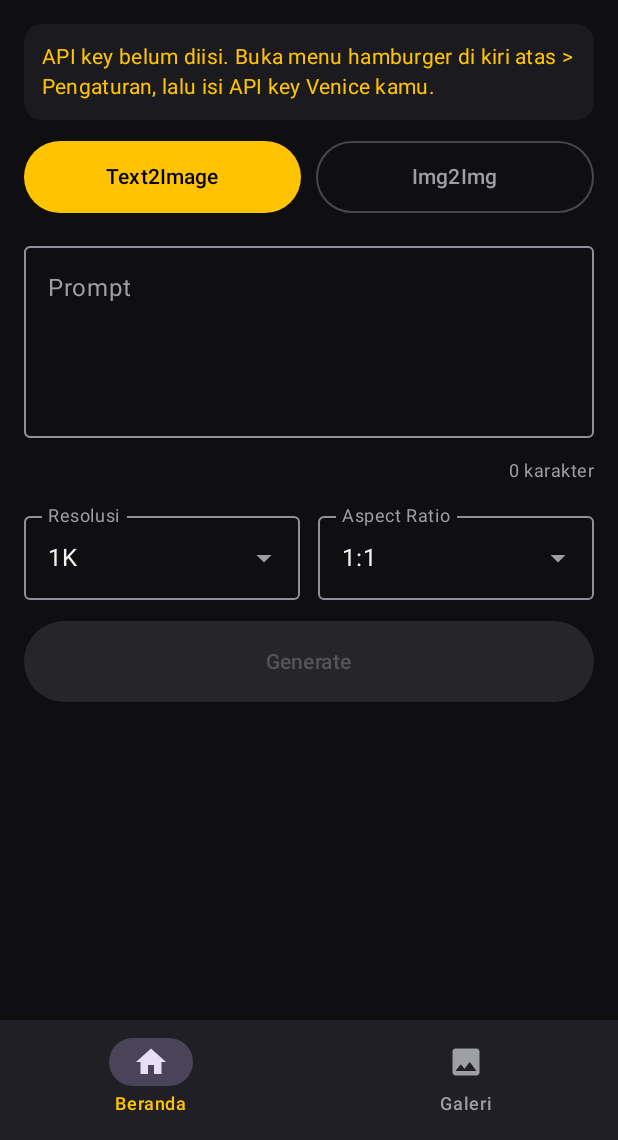
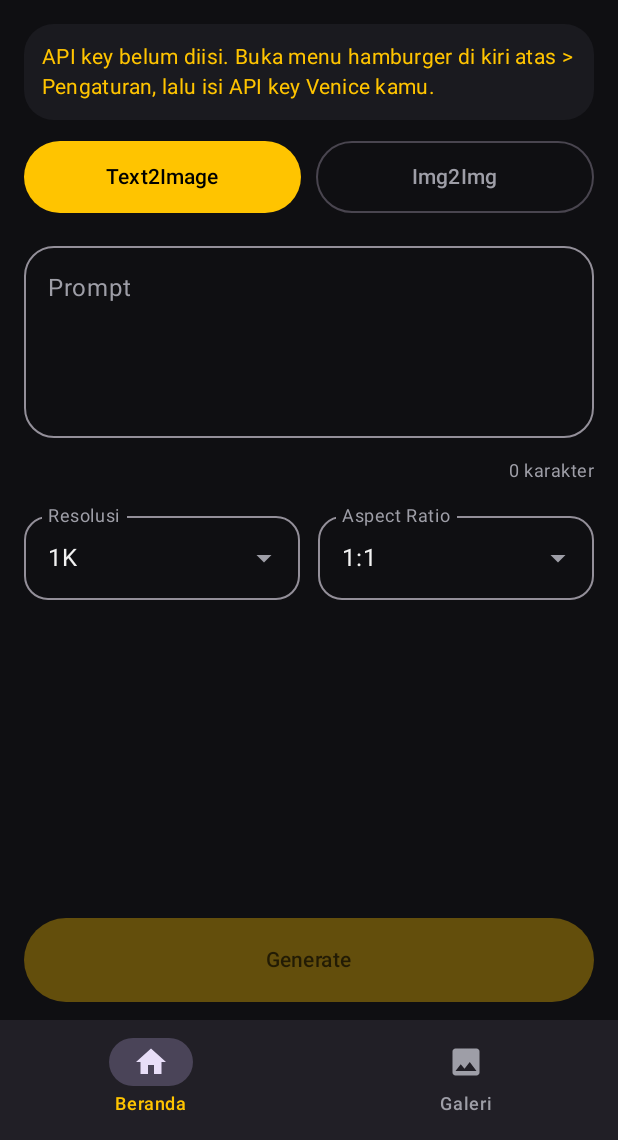
Before and after one commit to AkhnanDody/Testing, an Android app built with Jetpack Compose: the screen it shows after launch (MainActivity), on a phone screen of 412 x 824 dp, the part 96-1236 px from its top. Run offline under Robolectric (Android 15) with nearby library versions, the phone set to English and light mode, and no system bars; pictures from the network do not load.

Commit message:
UI: tombol Generate menempel, preview Img2Img dibatasi, generate-lalu-lupakan di Galeri

```diff
--- a/app/src/main/java/com/golda/veniceseedream/ui/Components.kt
+++ b/app/src/main/java/com/golda/veniceseedream/ui/Components.kt
@@ -17,6 +17,7 @@ import androidx.compose.runtime.setValue
 import androidx.compose.ui.Modifier
 import androidx.compose.ui.graphics.asImageBitmap
 import androidx.compose.ui.layout.ContentScale
+import androidx.compose.ui.unit.dp
 import java.io.File
 
 /** Dropdown tutup-buka / gulung untuk pilihan seperti resolusi & aspect ratio. */
@@ -41,6 +42,7 @@ fun LabeledDropdown(
             onValueChange = {},
             readOnly = true,
             label = { Text(label) },
+            shape = androidx.compose.foundation.shape.RoundedCornerShape(16.dp),
             trailingIcon = { ExposedDropdownMenuDefaults.TrailingIcon(expanded = expanded) },
             colors = ExposedDropdownMenuDefaults.outlinedTextFieldColors(),
             modifier = Modifier
--- a/app/src/main/java/com/golda/veniceseedream/ui/HomeScreen.kt
+++ b/app/src/main/java/com/golda/veniceseedream/ui/HomeScreen.kt
@@ -6,13 +6,14 @@ import androidx.compose.foundation.layout.Arrangement
 import androidx.compose.foundation.layout.Column
 import androidx.compose.foundation.layout.Row
 import androidx.compose.foundation.layout.Spacer
-import androidx.compose.foundation.layout.aspectRatio
 import androidx.compose.foundation.layout.fillMaxSize
 import androidx.compose.foundation.layout.fillMaxWidth
 import androidx.compose.foundation.layout.height
+import androidx.compose.foundation.layout.heightIn
 import androidx.compose.foundation.layout.padding
 import androidx.compose.foundation.layout.size
 import androidx.compose.foundation.rememberScrollState
+import androidx.compose.foundation.shape.RoundedCornerShape
 import androidx.compose.foundation.verticalScroll
 import androidx.compose.material.icons.Icons
 import androidx.compose.material.icons.filled.Delete
@@ -26,11 +27,12 @@ import androidx.compose.material3.Icon
 import androidx.compose.material3.MaterialTheme
 import androidx.compose.material3.OutlinedButton
 import androidx.compose.material3.OutlinedTextField
+import androidx.compose.material3.Surface
 import androidx.compose.material3.Text
 import androidx.compose.runtime.Composable
 import androidx.compose.runtime.LaunchedEffect
-import androidx.compose.ui.Alignment
 import androidx.compose.ui.Modifier
+import androidx.compose.ui.draw.clip
 import androidx.compose.ui.graphics.Color
 import androidx.compose.ui.layout.ContentScale
 import androidx.compose.ui.text.style.TextAlign
@@ -47,7 +49,8 @@ fun HomeScreen(
 ) {
     val isImg2Img = viewModel.mode == GenerateMode.IMG2IMG
 
-    // Begitu generate berhasil, langsung pindah ke Galeri — hasilnya cuma tampil di sana.
+    // Begitu Generate ditekan, langsung pindah ke Galeri — prosesnya jalan
+    // sendiri di latar, hasilnya (atau gagalnya) muncul di sana.
     LaunchedEffect(viewModel.navigateToGallery) {
         if (viewModel.navigateToGallery) {
             viewModel.consumeNavigateToGallery()
@@ -61,15 +64,22 @@ fun HomeScreen(
         if (uri != null) viewModel.setReferenceImage(uri)
     }
 
+    val canGenerate = viewModel.prompt.isNotBlank() &&
+        (!isImg2Img || viewModel.referenceImage != null)
+
+    Column(modifier = modifier.fillMaxSize()) {
         Column(
-        modifier = modifier
-            .fillMaxSize()
+            modifier = Modifier
+                .weight(1f)
                 .verticalScroll(rememberScrollState())
                 .padding(16.dp),
             verticalArrangement = Arrangement.spacedBy(14.dp)
         ) {
             if (!hasApiKey) {
-            Card(colors = CardDefaults.cardColors(containerColor = DarkSurface)) {
+                Card(
+                    colors = CardDefaults.cardColors(containerColor = DarkSurface),
+                    shape = RoundedCornerShape(20.dp)
+                ) {
                     Text(
                         text = "API key belum diisi. Buka menu hamburger di kiri atas > Pengaturan, lalu isi API key Venice kamu.",
                         style = MaterialTheme.typography.bodyMedium,
@@ -79,7 +89,7 @@ fun HomeScreen(
                 }
             }
 
-        // Tab switch: Text2Image (tetap seperti dulu) / Img2Img
+            // Tab switch: Text2Image / Img2Img
             Row(horizontalArrangement = Arrangement.spacedBy(10.dp)) {
                 ModeTabButton(
                     text = "Text2Image",
@@ -100,7 +110,8 @@ fun HomeScreen(
                 if (ref == null) {
                     OutlinedButton(
                         onClick = { pickImage.launch("image/*") },
-                    enabled = !viewModel.isGenerating && !viewModel.isCompressing,
+                        enabled = !viewModel.isCompressing,
+                        shape = RoundedCornerShape(24.dp),
                         modifier = Modifier
                             .fillMaxWidth()
                             .height(120.dp)
@@ -124,15 +135,21 @@ fun HomeScreen(
                         color = MaterialTheme.colorScheme.onSurfaceVariant
                     )
                 } else {
-                Card(colors = CardDefaults.cardColors(containerColor = DarkSurface)) {
+                    Card(
+                        colors = CardDefaults.cardColors(containerColor = DarkSurface),
+                        shape = RoundedCornerShape(24.dp)
+                    ) {
                         Column(Modifier.padding(12.dp), verticalArrangement = Arrangement.spacedBy(10.dp)) {
+                            // Preview dibatasi tingginya (maks 260dp, dipotong rapi) —
+                            // gambar tinggi nggak lagi mendorong prompt & tombol jauh ke bawah.
                             ByteArrayImage(
                                 bytes = ref.jpegBytes,
                                 contentDescription = "Gambar referensi",
                                 modifier = Modifier
                                     .fillMaxWidth()
-                                .aspectRatio(ref.width.toFloat() / ref.height.toFloat()),
-                            contentScale = ContentScale.Fit
+                                    .heightIn(max = 260.dp)
+                                    .clip(RoundedCornerShape(16.dp)),
+                                contentScale = ContentScale.Crop
                             )
                             Text(
                                 text = "${ref.dimensionsText} • ${ref.sizeText}",
@@ -142,14 +159,14 @@ fun HomeScreen(
                             Row(horizontalArrangement = Arrangement.spacedBy(8.dp)) {
                                 OutlinedButton(
                                     onClick = { pickImage.launch("image/*") },
-                                enabled = !viewModel.isGenerating,
+                                    shape = RoundedCornerShape(24.dp),
                                     modifier = Modifier.weight(1f)
                                 ) {
                                     Text("Ganti Gambar")
                                 }
                                 OutlinedButton(
                                     onClick = { viewModel.clearReferenceImage() },
-                                enabled = !viewModel.isGenerating,
+                                    shape = RoundedCornerShape(24.dp),
                                     modifier = Modifier.weight(1f)
                                 ) {
                                     Icon(
@@ -178,6 +195,7 @@ fun HomeScreen(
                 },
                 minLines = 4,
                 maxLines = 6,
+                shape = RoundedCornerShape(20.dp),
                 modifier = Modifier.fillMaxWidth()
             )
             Text(
@@ -188,9 +206,8 @@ fun HomeScreen(
                 modifier = Modifier.fillMaxWidth()
             )
 
+            Row(horizontalArrangement = Arrangement.spacedBy(12.dp)) {
                 if (isImg2Img) {
-            // Rasio & resolusi bisa dipilih — hasil edit ngikutin pilihan ini.
-            Row(horizontalArrangement = Arrangement.spacedBy(12.dp)) {
                     LabeledDropdown(
                         label = "Resolusi",
                         options = Options.EDIT_RESOLUTIONS,
@@ -205,9 +222,7 @@ fun HomeScreen(
                         onSelected = { viewModel.editAspectRatio = it },
                         modifier = Modifier.weight(1f)
                     )
-            }
                 } else {
-            Row(horizontalArrangement = Arrangement.spacedBy(12.dp)) {
                     LabeledDropdown(
                         label = "Resolusi",
                         options = Options.RESOLUTIONS,
@@ -225,33 +240,6 @@ fun HomeScreen(
                 }
             }
 
-        val canGenerate = !viewModel.isGenerating &&
-            viewModel.prompt.isNotBlank() &&
-            (!isImg2Img || viewModel.referenceImage != null)
-        Button(
-            onClick = { viewModel.generate() },
-            enabled = canGenerate,
-            colors = ButtonDefaults.buttonColors(
-                containerColor = AccentYellow,
-                contentColor = Color.Black
-            ),
-            modifier = Modifier
-                .fillMaxWidth()
-                .height(54.dp)
-        ) {
-            if (viewModel.isGenerating) {
-                CircularProgressIndicator(
-                    color = Color.Black,
-                    modifier = Modifier.size(20.dp),
-                    strokeWidth = 2.dp
-                )
-                Spacer(Modifier.size(10.dp))
-                Text("Generating... ${viewModel.elapsedSeconds}s")
-            } else {
-                Text(if (isImg2Img) "Edit Gambar" else "Generate")
-            }
-        }
-
             viewModel.errorMessage?.let { err ->
                 Text(
                     text = err,
@@ -260,8 +248,32 @@ fun HomeScreen(
                 )
             }
 
-        // Beranda sengaja dibiarkan kosong di bawah tombol Generate —
-        // hasil generate langsung tampil di Galeri, biar nggak dobel.
+            // Beranda sengaja tanpa gambar hasil — semua hasil ada di Galeri.
+            // Ruang kosong di bawah isi form memang disisakan; yang menempel
+            // di bawah layar adalah tombol Generate di luar area scroll ini.
+        }
+
+        // Tombol Generate menempel di bawah (di atas navbar), selalu terlihat
+        // tanpa perlu scroll. Nonaktif = kuning redup, bukan abu-abu mati.
+        Surface(color = MaterialTheme.colorScheme.background) {
+            Button(
+                onClick = { viewModel.generate() },
+                enabled = canGenerate,
+                colors = ButtonDefaults.buttonColors(
+                    containerColor = AccentYellow,
+                    contentColor = Color.Black,
+                    disabledContainerColor = AccentYellow.copy(alpha = 0.35f),
+                    disabledContentColor = Color.Black.copy(alpha = 0.65f)
+                ),
+                shape = RoundedCornerShape(28.dp),
+                modifier = Modifier
+                    .fillMaxWidth()
+                    .padding(horizontal = 16.dp, vertical = 12.dp)
+                    .height(56.dp)
+            ) {
+                Text(if (isImg2Img) "Edit Gambar" else "Generate")
+            }
+        }
     }
 }
 
@@ -279,6 +291,7 @@ private fun ModeTabButton(
                 containerColor = AccentYellow,
                 contentColor = Color.Black
             ),
+            shape = RoundedCornerShape(24.dp),
             modifier = modifier.height(48.dp)
         ) {
             Text(text)
@@ -286,6 +299,7 @@ private fun ModeTabButton(
     } else {
         OutlinedButton(
             onClick = onClick,
+            shape = RoundedCornerShape(24.dp),
             modifier = modifier.height(48.dp)
         ) {
             Text(text)
--- a/app/src/main/java/com/golda/veniceseedream/ui/theme/Theme.kt
+++ b/app/src/main/java/com/golda/veniceseedream/ui/theme/Theme.kt
@@ -1,9 +1,12 @@
 package com.golda.veniceseedream.ui.theme
 
+import androidx.compose.foundation.shape.RoundedCornerShape
 import androidx.compose.material3.MaterialTheme
+import androidx.compose.material3.Shapes
 import androidx.compose.material3.darkColorScheme
 import androidx.compose.runtime.Composable
 import androidx.compose.ui.graphics.Color
+import androidx.compose.ui.unit.dp
 
 val AccentYellow = Color(0xFFFFC400)
 val DarkBackground = Color(0xFF0F0F12)
@@ -27,10 +30,20 @@ private val DarkColors = darkColorScheme(
     onError = Color(0xFF1A1A1A)
 )
 
+// Sudut dibuat lebih membulat di semua komponen biar kesannya lembut, nggak kaku.
+private val AppShapes = Shapes(
+    extraSmall = RoundedCornerShape(8.dp),
+    small = RoundedCornerShape(12.dp),
+    medium = RoundedCornerShape(20.dp),
+    large = RoundedCornerShape(28.dp),
+    extraLarge = RoundedCornerShape(36.dp)
+)
+
 @Composable
 fun VeniceSeedreamTheme(content: @Composable () -> Unit) {
     MaterialTheme(
         colorScheme = DarkColors,
+        shapes = AppShapes,
         content = content
     )
 }
```
Also changed, not shown: app/src/main/java/com/golda/veniceseedream/data/GalleryStore.kt (+130 -16 lines), app/src/main/java/com/golda/veniceseedream/ui/GalleryScreen.kt (+58 -3 lines), app/src/main/java/com/golda/veniceseedream/ui/MainViewModel.kt (+79 -74 lines), 1 other file. Lines whose indentation alone changed are shown as unchanged.
